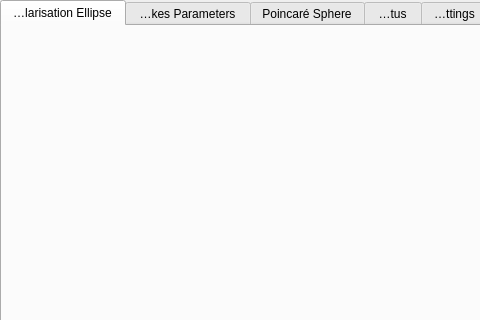
Qt form Software/Frontend/InterfaceV1/gui.ui (shaun03672/PortableRealTimePolarimeter) before a commit.
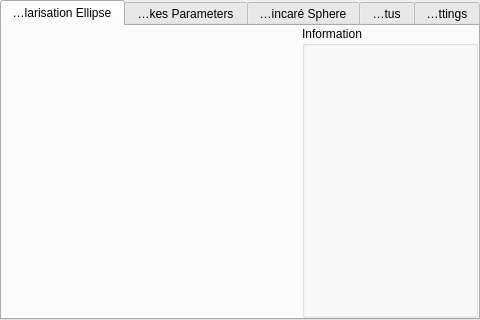
The same form after that commit. Custom widgets are drawn as their Qt base class.

Commit message: Added plots for polarisation ellipse and stokes parameter bar chart. Realtime updating functionality included. Class that computes optical calculations added, not complete.

```diff
--- a/Software/Frontend/InterfaceV1/gui.ui
+++ b/Software/Frontend/InterfaceV1/gui.ui
@@ -10,21 +10,39 @@
     <height>320</height>
    </rect>
   </property>
+  <property name="sizePolicy">
+   <sizepolicy hsizetype="Fixed" vsizetype="Fixed">
+    <horstretch>0</horstretch>
+    <verstretch>0</verstretch>
+   </sizepolicy>
+  </property>
+  <property name="minimumSize">
+   <size>
+    <width>480</width>
+    <height>320</height>
+   </size>
+  </property>
+  <property name="maximumSize">
+   <size>
+    <width>480</width>
+    <height>320</height>
+   </size>
+  </property>
   <property name="windowTitle">
    <string>MainWindow</string>
   </property>
   <widget class="QWidget" name="centralwidget">
-   <widget class="QWidget" name="gridLayoutWidget">
-    <property name="geometry">
-     <rect>
-      <x>0</x>
-      <y>0</y>
-      <width>488</width>
-      <height>349</height>
-     </rect>
-    </property>
     <layout class="QGridLayout" name="gridLayout">
-     <property name="spacing">
+    <property name="leftMargin">
+     <number>0</number>
+    </property>
+    <property name="topMargin">
+     <number>0</number>
+    </property>
+    <property name="rightMargin">
+     <number>0</number>
+    </property>
+    <property name="bottomMargin">
       <number>0</number>
      </property>
      <item row="0" column="0">
@@ -48,27 +66,52 @@
         <enum>Qt::ElideLeft</enum>
        </property>
        <widget class="QWidget" name="polarisation_ellipse_tab">
-        <property name="sizePolicy">
-         <sizepolicy hsizetype="Fixed" vsizetype="Fixed">
-          <horstretch>0</horstretch>
-          <verstretch>0</verstretch>
-         </sizepolicy>
-        </property>
-        <property name="minimumSize">
-         <size>
-          <width>480</width>
-          <height>320</height>
-         </size>
-        </property>
-        <property name="maximumSize">
-         <size>
-          <width>480</width>
-          <height>320</height>
-         </size>
-        </property>
         <attribute name="title">
          <string>Polarisation Ellipse</string>
         </attribute>
+       <layout class="QGridLayout" name="gridLayout_2">
+        <property name="leftMargin">
+         <number>0</number>
+        </property>
+        <property name="topMargin">
+         <number>0</number>
+        </property>
+        <property name="rightMargin">
+         <number>0</number>
+        </property>
+        <property name="bottomMargin">
+         <number>0</number>
+        </property>
+        <item row="0" column="1">
+         <widget class="PlotWidget" name="polarisation_ellipse_widget" native="true">
+          <property name="sizePolicy">
+           <sizepolicy hsizetype="Fixed" vsizetype="Fixed">
+            <horstretch>0</horstretch>
+            <verstretch>0</verstretch>
+           </sizepolicy>
+          </property>
+          <property name="minimumSize">
+           <size>
+            <width>294</width>
+            <height>294</height>
+           </size>
+          </property>
+          <property name="maximumSize">
+           <size>
+            <width>294</width>
+            <height>294</height>
+           </size>
+          </property>
+         </widget>
+        </item>
+        <item row="0" column="2">
+         <widget class="QGroupBox" name="polarisation_ellipse_information">
+          <property name="title">
+           <string>Information</string>
+          </property>
+         </widget>
+        </item>
+       </layout>
        </widget>
        <widget class="QWidget" name="stokes_parameters_tab">
         <attribute name="title">
@@ -95,7 +138,14 @@
     </layout>
    </widget>
   </widget>
- </widget>
+ <customwidgets>
+  <customwidget>
+   <class>PlotWidget</class>
+   <extends>QWidget</extends>
+   <header>pyqtgraph.h</header>
+   <container>1</container>
+  </customwidget>
+ </customwidgets>
  <resources/>
  <connections/>
 </ui>
```
Left out of the diff: 86 changed lines with no effect on the pictures. Lines whose indentation alone changed are shown as unchanged. The commit also changes 3 other files.
